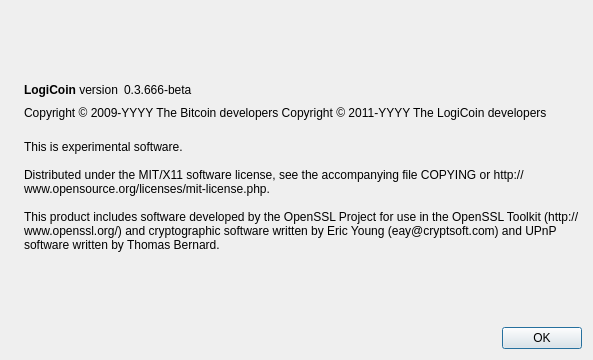
The window that src/qt/forms/aboutdialog.ui (Logicoin/logicoin) describes before a commit, drawn with Qt 5.
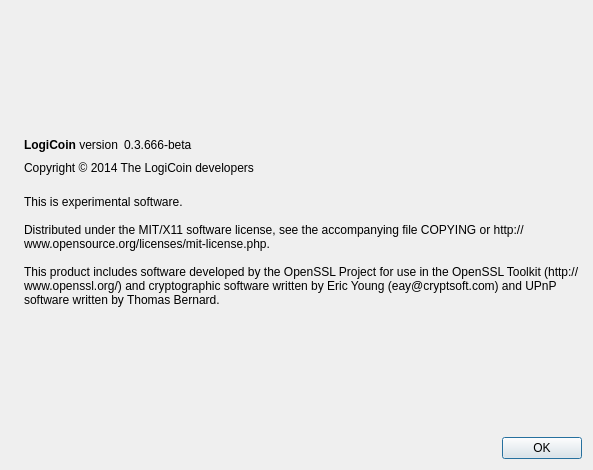
The same window after the commit. Icons and pictures are not drawn.

Patch:
```diff
--- a/src/qt/forms/aboutdialog.ui
+++ b/src/qt/forms/aboutdialog.ui
@@ -7,7 +7,7 @@
     <x>0</x>
     <y>0</y>
     <width>593</width>
-    <height>360</height>
+    <height>470</height>
    </rect>
   </property>
   <property name="windowTitle">
@@ -91,11 +91,7 @@
         <cursorShape>IBeamCursor</cursorShape>
        </property>
        <property name="text">
-        <string notr="true">Copyright &amp;copy; 2009-YYYY The Bitcoin developers
-Copyright &amp;copy; 2011-YYYY The LogiCoin developers</string>
-       </property>
-       <property name="textFormat">
-        <enum>Qt::RichText</enum>
+        <string>Copyright © 2014 The LogiCoin developers</string>
        </property>
        <property name="textInteractionFlags">
         <set>Qt::LinksAccessibleByMouse|Qt::TextSelectableByKeyboard|Qt::TextSelectableByMouse</set>
```
